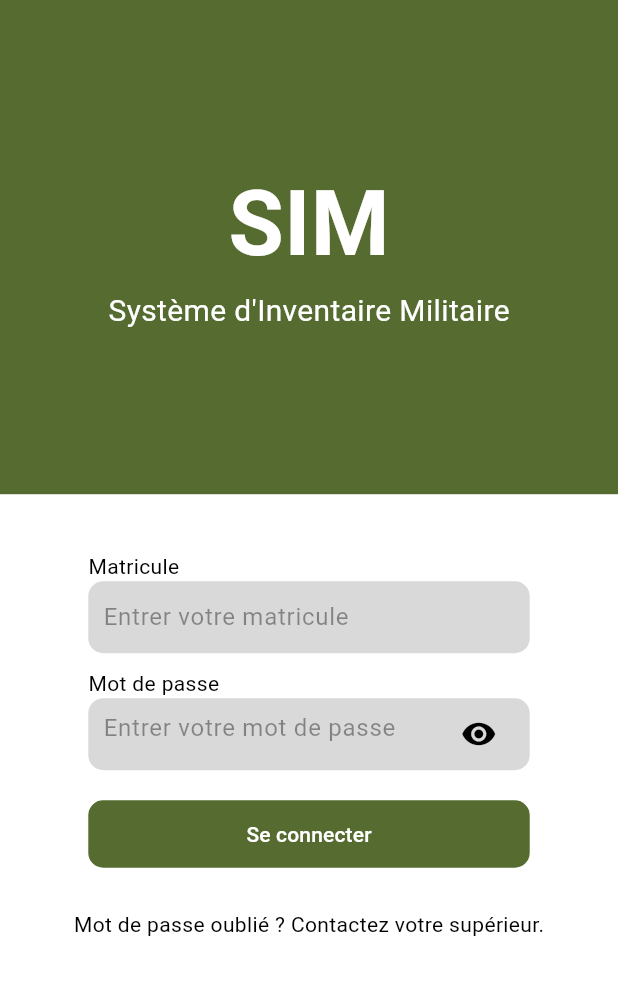
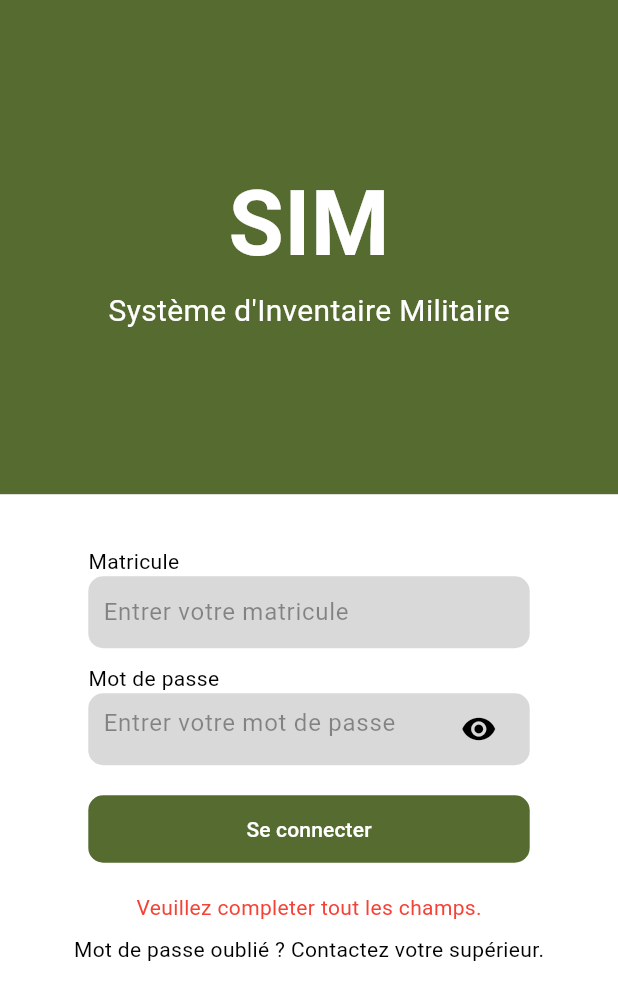
Before and after one commit to Owlsome001/Invex, a Flutter app: the screen it shows after launch, after a tap on "Se connecter", on a phone screen of 412 x 824 dp. Shown: the top 1000 px of the screen. Run offline on Flutter 3.47's test engine with Material 3 defaults, Android fonts, the light colour scheme and no system bars; our stand-ins replace animated_splash_screen.

```diff
--- a/lib/controllers/login_controller.dart
+++ b/lib/controllers/login_controller.dart
@@ -1,17 +1,37 @@
 
 import 'dart:io';
-
 import 'package:flutter/material.dart';
+import 'package:flutter/widgets.dart';
 import 'package:sim/screens/desktop/login/desktop_login.dart';
 import 'package:sim/screens/mobile/login/mobile_login.dart';
 
 class LoginController {
   bool passwordVisible = false;
+  final TextEditingController passwordController = TextEditingController();
+  final TextEditingController idController = TextEditingController();
+
+  ValueNotifier<Map<String, dynamic>> loginFormError = ValueNotifier({"hasError":false, "errorText":""});
 
   static Widget platformLoginScreen(){
     if(Platform.isAndroid){
-      return MobileLoginScreen();
+      return const MobileLoginScreen();
     }
-    return DesktopLoginScreen();
+    return const DesktopLoginScreen();
   }
+
+  bool validateForm(){
+    if(passwordController.text.isEmpty||idController.text.isEmpty){
+      loginFormError.value = {
+        "hasError":true, "errorText":"Veuillez completer tout les champs."
+      };
+      debugPrint("Empty");
+      return false;
+
+    }else{
+      loginFormError.value = {
+        "hasError":false, "errorText":""
+      };
+    return true;}
+  }
+
 }
--- a/lib/main.dart
+++ b/lib/main.dart
@@ -1,5 +1,6 @@
 import 'package:flutter/material.dart';
 import 'package:sim/controllers/login_controller.dart';
+import 'package:sim/screens/general_widgets/spash_screen.dart';
 import 'package:sim/theme.dart';
 
 void main() {
@@ -11,10 +12,10 @@ class Sim extends StatelessWidget {
   @override
   Widget build(BuildContext context) {
     return MaterialApp(
-      title: 'Flutter Demo',
+      title: 'SIM',
       debugShowCheckedModeBanner: false,
       theme: simTheme,
-      home: LoginController.platformLoginScreen(),
+      home: const SplashScreen(),
     );
   }
 }
--- a/lib/screens/general_widgets/custom_form_field.dart
+++ b/lib/screens/general_widgets/custom_form_field.dart
@@ -3,11 +3,12 @@ import 'dart:io';
 import 'package:flutter/material.dart';
 
 class CustomTextFormField extends StatelessWidget {
-  const CustomTextFormField({super.key, required this.fieldName, required this.fieldHint, this.suffixIcon, this.obscureText});
+  const CustomTextFormField({super.key, required this.fieldName, required this.fieldHint, this.suffixIcon, this.obscureText, required this.controller});
   final String fieldName;
   final String fieldHint;
   final IconButton? suffixIcon;
   final bool? obscureText;
+  final TextEditingController controller;
 
   @override
   Widget build(BuildContext context) {
@@ -31,8 +32,8 @@ class CustomTextFormField extends StatelessWidget {
                   color: Theme.of(context).colorScheme.background
                 ),
                 child: TextFormField(
+                  controller: controller,
                   obscureText: obscureText?? false,
-                  obscuringCharacter: "*",
                   decoration: InputDecoration(
                     hintText: fieldHint,
                     hintStyle: TextStyle(color: Theme.of(context).colorScheme.onSurface.withOpacity(0.40)),
--- a/lib/screens/general_widgets/login_form.dart
+++ b/lib/screens/general_widgets/login_form.dart
@@ -19,15 +19,18 @@ class _SimLoginFormState extends State<SimLoginForm> {
       children: [
         Expanded(
           flex: Platform.isAndroid? 5:25,
-          child: SizedBox()),
+          child: const SizedBox()),
         Form(
           child: Column(
             children:[
-              const CustomTextFormField(
-                fieldName: "Matricule",fieldHint: "Entrer votre matricule",),
+              CustomTextFormField(
+                controller: controller.idController,
+                fieldName: "Matricule",
+                fieldHint: "Entrer votre matricule",),
               const SizedBox(height: 10,),
               //Password Field
               CustomTextFormField(
+                controller : controller.passwordController,
                 fieldName: "Mot de passe",
                 fieldHint: "Entrer votre mot de passe",
                 obscureText: !controller.passwordVisible,
@@ -57,18 +60,41 @@ class _SimLoginFormState extends State<SimLoginForm> {
                   FormBouton(
                     boutonTitle: "Se connecter",
                     onPress: (){
-                    debugPrint("Login processing");
+                      if(controller.validateForm()){
+                         controller.loginFormError.value = {
+                                "hasError":false, "errorText":""
+                              };
+                        debugPrint("Login is ready to be processed");
+                      }
                     }
                   ),
 
                   const SizedBox(height: 20,),
+
+                  ValueListenableBuilder(
+                    valueListenable: controller.loginFormError, builder: (context,value, child){
+                      if(value["hasError"]){
+                        return Center(
+                          child: Text(
+                            value["errorText"],
+                            style: const TextStyle(
+                              color: Colors.red
+                            ),
+                            ),
+
+                        );
+                      }
+                      return const SizedBox();
+                    }),
 
                   const Center(
                     child: Padding(
                       padding: EdgeInsets.all(8.0),
                       child: Text("Mot de passe oublié ? Contactez votre supérieur."),
                     ),
-                  )
+                  ),
+
+
               ]
           ),),
 
--- /dev/null
+++ b/lib/screens/general_widgets/spash_screen.dart
@@ -0,0 +1,22 @@
+import 'package:animated_splash_screen/animated_splash_screen.dart';
+import 'package:flutter/material.dart';
+import 'package:sim/controllers/login_controller.dart';
+
+class SplashScreen extends StatelessWidget {
+  const SplashScreen({super.key});
+
+  @override
+  Widget build(BuildContext context) {
+    return AnimatedSplashScreen(
+      splash: Image.asset(
+        'assets/images/logo.PNG',
+        height: 300,
+        width: 300,
+      ),
+      nextScreen: LoginController.platformLoginScreen(),
+      duration: 1500,
+      backgroundColor: Colors.white,
+      splashIconSize: double.infinity,
+    );
+  }
+}
```
Also changed, not shown: pubspec.yaml (+26 -64 lines), assets/images/logo.png (added), pubspec.lock, 42 other files.
